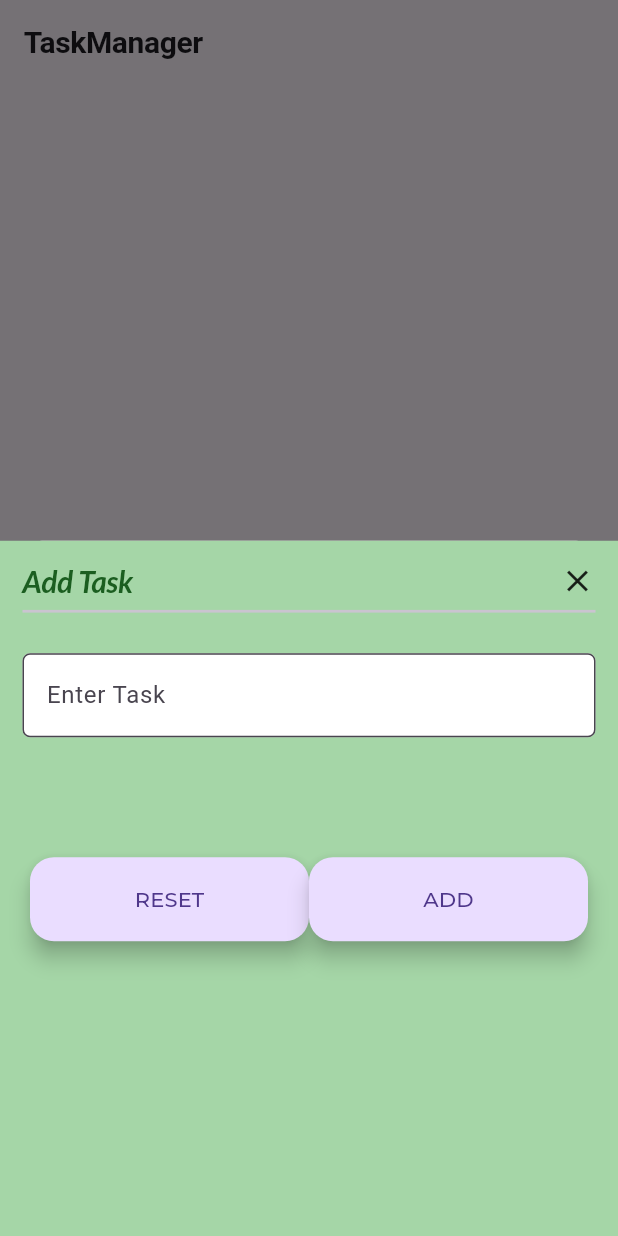
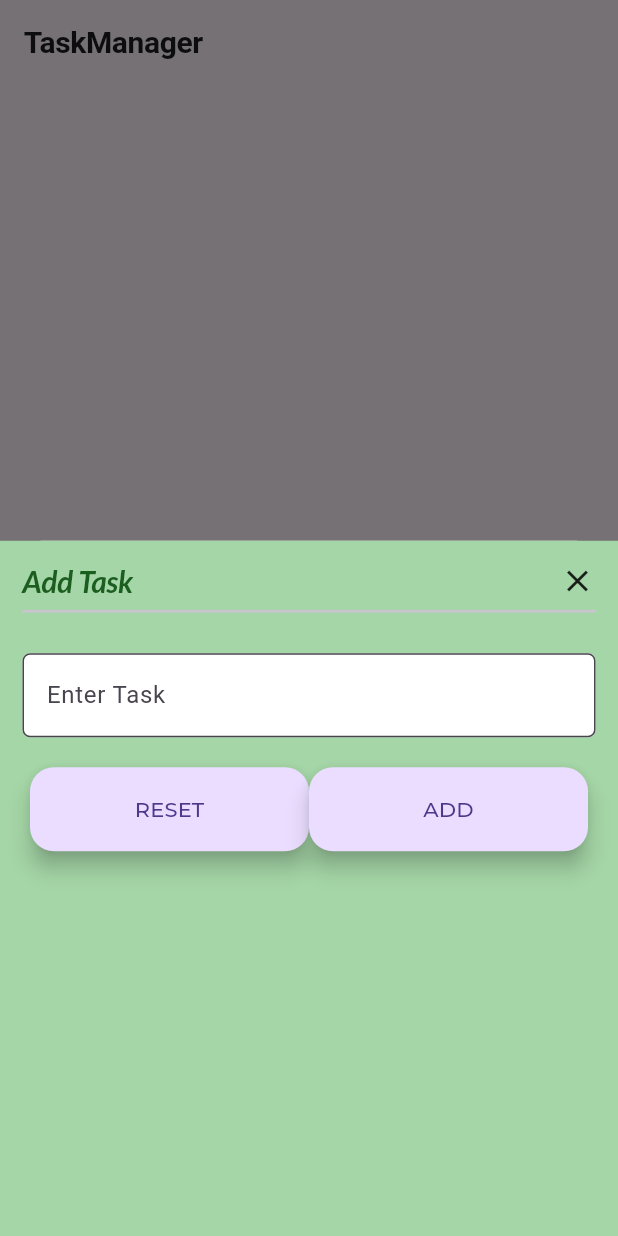
Before and after one commit to Palpeleno/CSC4360, a Flutter app: the screen it shows after launch, after a tap on the "add" icon, on a phone screen of 412 x 824 dp. Run offline on Flutter 3.47's test engine with Material 3 defaults, Android fonts, the phone set to English and light mode, and no system bars; our stand-ins replace google_fonts; missing offline and left inert: dart:html.

Commit message:
discrepency with note buttons: reset/ add, that does not fit the note box width, so that if app is open in browser and if window browsser is to wide it will show pixle overflow  error

```diff
--- a/CWs/cw3/taskmanager/lib/screens/home_screen.dart
+++ b/CWs/cw3/taskmanager/lib/screens/home_screen.dart
@@ -34,7 +34,7 @@ class TaskListScreen extends StatelessWidget {
           context: context,
           builder: (BuildContext context) => Container(
             padding: const EdgeInsets.all(15.0),
-            height: 600,
+            height: 500,
             color: Colors.green[200],
             child: Column(
               children: [
@@ -76,12 +76,12 @@ class TaskListScreen extends StatelessWidget {
                   ),
                 ),
                 SizedBox(
-                  height: 8.0,
+                  height: 20.0,
                 ),
                 Container(
                   padding: EdgeInsets.symmetric(horizontal: 5.0),
                   width: MediaQuery.of(context).size.width,
-                  height: 200.0,
+                  // height: 200.0,
                   child: Row(
                     children: [
                       Container(
```
